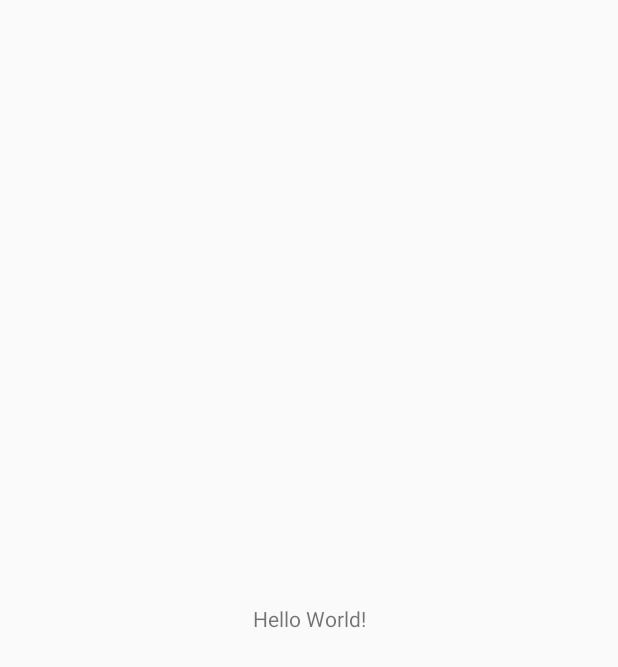
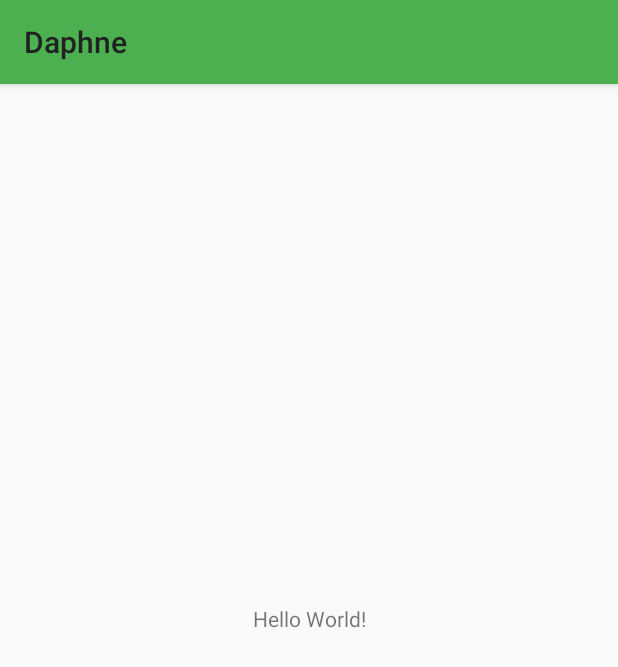
Before and after one commit to happylrd/youbo-android, an Android app: the screen it shows after launch (MainActivity), on a phone screen of 412 x 824 dp. Before the commit the part shown is almost empty. Shown: the top 667 px of the screen. Run offline under Robolectric (Android 15) with nearby library versions, the phone set to English and light mode, and no system bars; our stand-ins replace ButterKnife; libraries missing offline, so code that uses them is left out: com.mikepenz.materialdrawer; 4 statements that could not run were skipped.

Commit message:
Add toolbar and drawer to mainActivity

```diff
--- a/Daphne/app/src/main/AndroidManifest.xml
+++ b/Daphne/app/src/main/AndroidManifest.xml
@@ -8,11 +8,10 @@
         android:label="@string/app_name"
         android:roundIcon="@mipmap/ic_launcher_round"
         android:supportsRtl="true"
-        android:theme="@style/AppTheme">
-        <activity android:name=".MainActivity">
+        android:theme="@style/Material">
+        <activity android:name=".activity.MainActivity">
             <intent-filter>
                 <action android:name="android.intent.action.MAIN" />
-
                 <category android:name="android.intent.category.LAUNCHER" />
             </intent-filter>
         </activity>
--- a/Daphne/app/src/main/java/io/happylrd/daphne/MainActivity.java
+++ /dev/null
@@ -1,13 +0,0 @@
-package io.happylrd.daphne;
-
-import android.support.v7.app.AppCompatActivity;
-import android.os.Bundle;
-
-public class MainActivity extends AppCompatActivity {
-
-    @Override
-    protected void onCreate(Bundle savedInstanceState) {
-        super.onCreate(savedInstanceState);
-        setContentView(R.layout.activity_main);
-    }
-}
--- /dev/null
+++ b/Daphne/app/src/main/java/io/happylrd/daphne/activity/MainActivity.java
@@ -0,0 +1,104 @@
+package io.happylrd.daphne.activity;
+
+import android.content.Context;
+import android.support.design.widget.Snackbar;
+import android.support.v7.widget.RecyclerView;
+import android.support.v7.widget.Toolbar;
+import android.view.View;
+import android.widget.Toast;
+
+import com.mikepenz.materialdrawer.Drawer;
+import com.mikepenz.materialdrawer.DrawerBuilder;
+import com.mikepenz.materialdrawer.model.AbstractDrawerItem;
+import com.mikepenz.materialdrawer.model.DividerDrawerItem;
+import com.mikepenz.materialdrawer.model.PrimaryDrawerItem;
+import com.mikepenz.materialdrawer.model.SecondaryDrawerItem;
+import com.mikepenz.materialdrawer.model.interfaces.IDrawerItem;
+
+import java.util.ArrayList;
+import java.util.List;
+import java.util.Objects;
+
+import butterknife.BindArray;
+import io.happylrd.daphne.R;
+import io.happylrd.youbo.common.app.Activity;
+import io.happylrd.youbo.common.util.TestUtil;
+
+public class MainActivity extends Activity {
+    @BindArray(R.array.drawer_titles)
+    String[] mTitles;
+
+//    @BindView(R.id.drawer_layout) DrawerLayout mDrawer;
+
+    RecyclerView recyclerView;
+
+    @Override
+    protected int getContentLayoutId() {
+        return R.layout.activity_main;
+    }
+
+    @Override
+    protected void initWidget() {
+        super.initWidget();
+        TestUtil.PrintLog(this,"Initial Seccuss");
+        initToolbar().initNavBar();
+    }
+
+    private MainActivity initNavBar() {
+        List<AbstractDrawerItem> items = initDrawerItem(mTitles);
+
+        int headRes = R.layout.layout_drawer_header;
+        int toolbarRes = R.id.toolbar;
+
+        DrawerBuilder builder = new DrawerBuilder()
+                .withActivity(this).withToolbar((Toolbar) findViewById(toolbarRes))
+                .withHeader(headRes)
+                // 关闭默认选取
+                .withSelectedItem(-1)
+                .withOnDrawerItemClickListener(new DrawerItemClickListener());
+
+        // organize struct of menu
+        for (AbstractDrawerItem item : items) {
+            builder.addDrawerItems(item);
+        }
+        //
+        builder.build();
+        return this;
+    }
+
+    private MainActivity initToolbar() {
+        Toolbar toolbar = (Toolbar) findViewById(R.id.toolbar);
+        setSupportActionBar(toolbar);
+        return this;
+    }
+
+    private List<AbstractDrawerItem> initDrawerItem(String[] titles) {
+        List<AbstractDrawerItem> items = new ArrayList<>();
+        for (int i = 0, mTitlesLength = titles.length; i < mTitlesLength; i++) {
+            if (Objects.equals(titles[i], getResources().getString(R.string.NAN))) {
+                DividerDrawerItem item = new DividerDrawerItem();
+                items.add(item);
+            } else {
+                String title = titles[i];
+                PrimaryDrawerItem item = new PrimaryDrawerItem().withName(title)
+//                    .withIcon(getIcon(title))
+                        ;
+                items.add(item);
+            }
+        }
+        return items;
+    }
+
+    /// TODO:: Need icon standard definition
+//    private IIcon getIcon(String title) {
+//        return ;
+//    }
+
+    private class DrawerItemClickListener implements Drawer.OnDrawerItemClickListener {
+        @Override
+        public boolean onItemClick(View view, int position, IDrawerItem drawerItem) {
+            TestUtil.PrintLog(view,position,true);
+            return false;
+        }
+    }
+}
--- a/Daphne/app/src/main/res/layout/activity_main.xml
+++ b/Daphne/app/src/main/res/layout/activity_main.xml
@@ -2,9 +2,13 @@
 <android.support.constraint.ConstraintLayout xmlns:android="http://schemas.android.com/apk/res/android"
     xmlns:app="http://schemas.android.com/apk/res-auto"
     xmlns:tools="http://schemas.android.com/tools"
+    android:id="@+id/drawer_layout"
     android:layout_width="match_parent"
     android:layout_height="match_parent"
-    tools:context="io.happylrd.daphne.MainActivity">
+    style="@style/Material.Toolbar"
+    tools:context="io.happylrd.daphne.activity.MainActivity">
+
+    <include layout="@layout/item_toolbar"/>
 
     <TextView
         android:layout_width="wrap_content"
@@ -13,6 +17,12 @@
         app:layout_constraintBottom_toBottomOf="parent"
         app:layout_constraintLeft_toLeftOf="parent"
         app:layout_constraintRight_toRightOf="parent"
-        app:layout_constraintTop_toTopOf="parent" />
+        app:layout_constraintTop_toTopOf="parent"
+        tools:layout_constraintTop_creator="1"
+        tools:layout_constraintRight_creator="1"
+        tools:layout_constraintBottom_creator="1"
+        tools:layout_constraintLeft_creator="1" />
+
+    <!--<include layout="@layout/layout_navigation_drawer"/>-->
 
 </android.support.constraint.ConstraintLayout>
--- /dev/null
+++ b/Daphne/app/src/main/res/layout/item_toolbar.xml
@@ -0,0 +1,15 @@
+<?xml version="1.0" encoding="utf-8"?>
+<android.support.design.widget.AppBarLayout xmlns:android="http://schemas.android.com/apk/res/android"
+    xmlns:app="http://schemas.android.com/apk/res-auto"
+    android:id="@+id/toolbar_wrapper"
+    android:layout_width="match_parent"
+    android:layout_height="wrap_content"
+    style="@style/Material">
+
+    <android.support.v7.widget.Toolbar
+        android:id="@+id/toolbar"
+        android:layout_width="match_parent"
+        android:layout_height="?attr/actionBarSize"
+        style="@style/Material" />
+
+</android.support.design.widget.AppBarLayout>
```
Also changed, not shown: Daphne/app/src/main/res/layout/layout_drawer_header.xml (added, +28 -0 lines).
